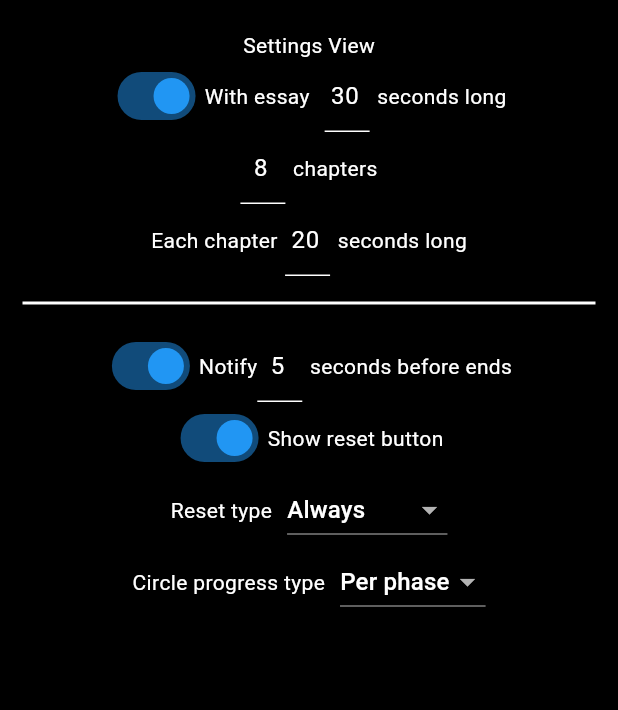
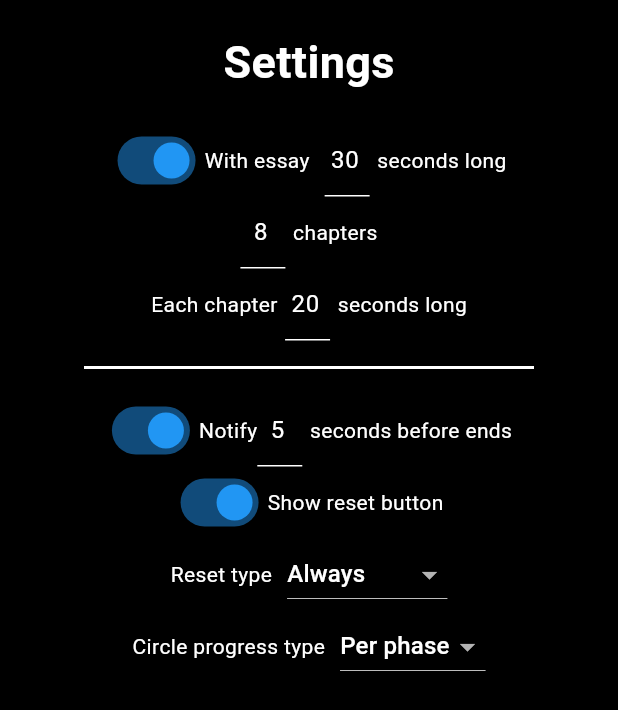
Before and after one commit to dvirberlo/psychoclock_flutter, a Flutter app: the SettingsView widget shown alone on an empty page, opened directly, on a phone screen of 412 x 824 dp. Shown: the top 710 px of the screen. Run offline on Flutter 3.47's test engine with Material 2 defaults, Android fonts, the phone set to English and light mode, and no system bars; our stand-ins replace rxdart, shared_preferences; missing offline and left inert: flutter_adaptive_scaffold; accounts and stored records are empty; Roboto replaces fonts that are missing (Hind).

Commit message:
feat: new **scrollable** shell widget

```diff
--- a/lib/views/settings/settings_view.dart
+++ b/lib/views/settings/settings_view.dart
@@ -1,18 +1,18 @@
 import 'package:flutter/material.dart';
 import 'package:flutter/services.dart';
-import 'package:psychoclock/controllers/settings_controller.dart';
-import 'package:psychoclock/models/settings.dart';
+
+import '../../controllers/settings_controller.dart';
+import '../../models/settings.dart';
+import '../shared/shell_widget.dart';
 
 class SettingsView extends StatelessWidget {
   const SettingsView({super.key});
 
   @override
   Widget build(BuildContext context) {
-    return Padding(
-      padding: const EdgeInsets.symmetric(vertical: 20, horizontal: 15),
-      child: Column(
+    return ShellWidget(
+      title: 'Settings',
       children: [
-          const Text('Settings View'),
         StreamBuilder(
           stream: SettingsController().settingsChanges$,
           builder: (context, snap) {
@@ -67,9 +67,8 @@ class SettingsView extends StatelessWidget {
                         _DoubleField(
                           afterLabel: 'seconds',
                           initValue: settings.secondsLeftCount,
-                            onChanged: (value) => SettingsController()
-                                .secondsLeftCount
-                                .set(value),
+                          onChanged: (value) =>
+                              SettingsController().secondsLeftCount.set(value),
                         ),
                       const Text(' before ends'),
                     ],
@@ -107,7 +106,6 @@ class SettingsView extends StatelessWidget {
           },
         ),
       ],
-      ),
     );
   }
 }
--- /dev/null
+++ b/lib/views/shared/shell_widget.dart
@@ -0,0 +1,34 @@
+import 'dart:math';
+
+import 'package:flutter/widgets.dart';
+
+class ShellWidget extends StatelessWidget {
+  final String? title;
+  final List<Widget> children;
+  const ShellWidget({super.key, this.title, required this.children});
+
+  @override
+  Widget build(BuildContext context) {
+    return SingleChildScrollView(
+      child: Container(
+        padding: const EdgeInsets.symmetric(vertical: 20, horizontal: 10),
+        alignment: Alignment.topCenter,
+        child: SizedBox(
+          width: max((MediaQuery.of(context).size.width * 0.7), 300),
+          child: Column(
+            children: [
+              if (title != null)
+                Text(
+                  title!,
+                  style: const TextStyle(
+                      fontSize: 30, fontWeight: FontWeight.bold),
+                ),
+              if (title != null) const SizedBox(height: 20),
+              ...children,
+            ],
+          ),
+        ),
+      ),
+    );
+  }
+}
```
Also changed, not shown: lib/views/about/about_view.dart (+11 -4 lines), lib/views/home/home_view.dart (+6 -10 lines). Lines whose indentation alone changed are shown as unchanged.
